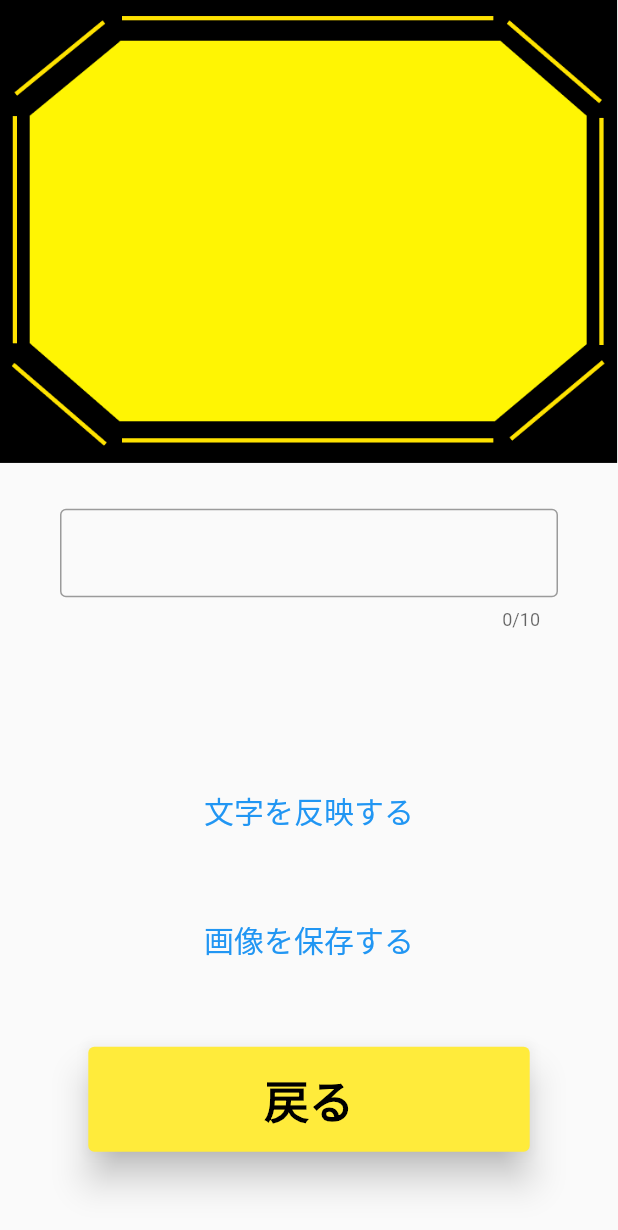
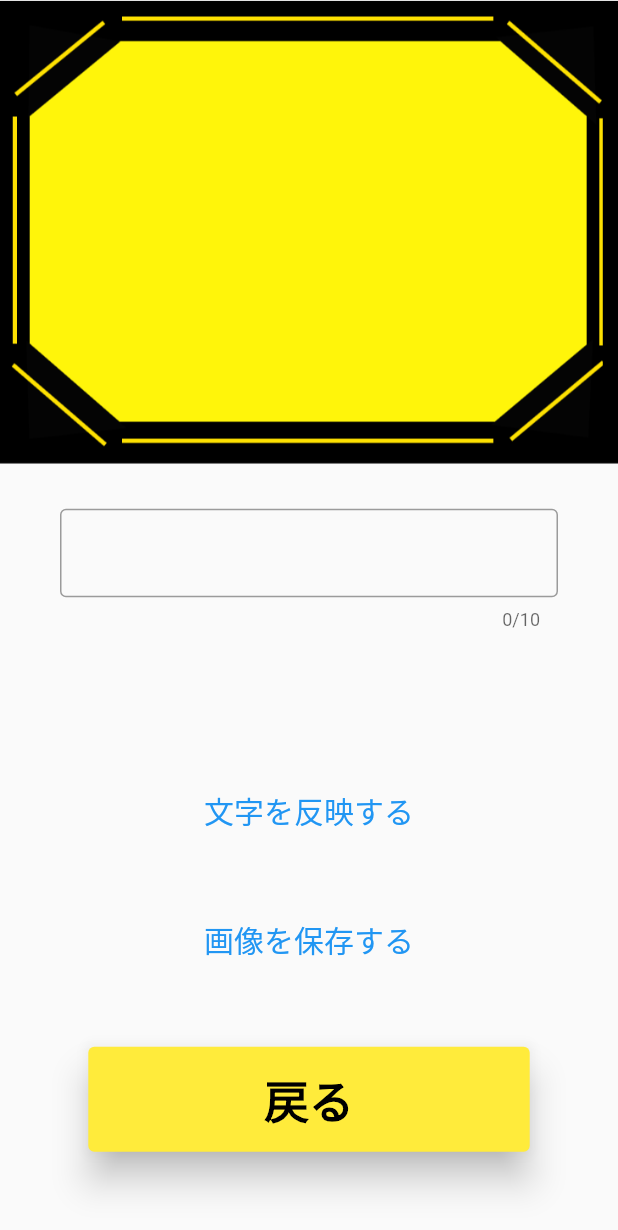
Before and after one commit to iseruuuuu/bokete_create_app, a Flutter app: the HomeFulScreen screen opened directly, on a phone screen of 412 x 824 dp. Shown: the top 1230 px of the screen. Run offline on Flutter 3.47's test engine with Material 2 defaults, Android fonts, the phone set to English and light mode, and no system bars; our stand-ins replace flutter_svg, get, image_gallery_saver; missing offline and left inert: image_editor; project files that could hold a hidden picture were left out.

Commit message:
add: 画像を変更する

```diff
--- a/lib/screen/home_ful/home_ful_screen.dart
+++ b/lib/screen/home_ful/home_ful_screen.dart
@@ -16,7 +16,7 @@ class _HomeFulScreenState extends State<HomeFulScreen> {
   final TextEditingController _controller = TextEditingController(text: '');
   ImageProvider? target;
   String fontName = '';
-  String assets = 'assets/images/odai.png';
+  String assets = 'assets/images/bokete.png';
   late Uint8List _uint8list;
 
   @override
```
Also changed, not shown: assets/images/bokete.png (added).
